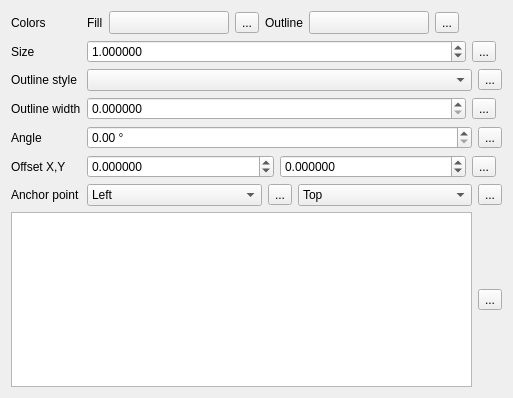
First picture: the form in SWGIS-DLLSrc/SWGIS-Gui/widget_simplemarker.ui, repository LZS1991/SWGIS, before the edit.
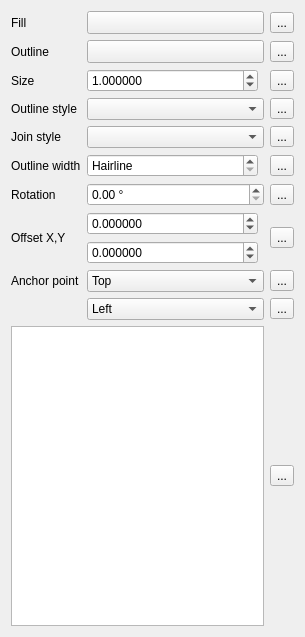
Second picture: the form after the edit. Custom widgets are drawn as their Qt base class.

```diff
--- a/SWGIS-DLLSrc/SWGIS-Gui/widget_simplemarker.ui
+++ b/SWGIS-DLLSrc/SWGIS-Gui/widget_simplemarker.ui
@@ -6,118 +6,96 @@
    <rect>
     <x>0</x>
     <y>0</y>
-    <width>513</width>
-    <height>398</height>
+    <width>305</width>
+    <height>637</height>
    </rect>
   </property>
   <property name="windowTitle">
    <string>Form</string>
   </property>
-  <layout class="QGridLayout" name="gridLayout">
-   <item row="9" column="0">
-    <widget class="QLabel" name="label_5">
+  <layout class="QGridLayout" name="gridLayout_2">
+   <item row="1" column="0">
+    <widget class="QLabel" name="label">
+     <property name="sizePolicy">
+      <sizepolicy hsizetype="Minimum" vsizetype="Preferred">
+       <horstretch>0</horstretch>
+       <verstretch>0</verstretch>
+      </sizepolicy>
+     </property>
      <property name="text">
-      <string>Offset X,Y</string>
+      <string>Outline</string>
      </property>
     </widget>
    </item>
-   <item row="1" column="1">
-    <layout class="QHBoxLayout" name="horizontalLayout_3">
+   <item row="8" column="0">
+    <widget class="QLabel" name="mAnchorPointLabel">
+     <property name="text">
+      <string>Anchor point</string>
+     </property>
+    </widget>
+   </item>
+   <item row="3" column="0">
+    <widget class="QLabel" name="mOutlineStyleLabel">
+     <property name="text">
+      <string>Outline style</string>
+     </property>
+    </widget>
+   </item>
+   <item row="0" column="1">
+    <layout class="QHBoxLayout" name="horizontalLayout_2">
+     <property name="topMargin">
+      <number>0</number>
+     </property>
      <item>
-      <widget class="QgsDoubleSpinBox" name="spinSize">
+      <widget class="QgsColorButtonV2" name="btnChangeColorFill">
        <property name="sizePolicy">
-        <sizepolicy hsizetype="Minimum" vsizetype="Fixed">
-         <horstretch>1</horstretch>
+        <sizepolicy hsizetype="Expanding" vsizetype="Fixed">
+         <horstretch>0</horstretch>
          <verstretch>0</verstretch>
         </sizepolicy>
        </property>
-       <property name="decimals">
-        <number>6</number>
-       </property>
-       <property name="maximum">
-        <double>100000.000000000000000</double>
-       </property>
-       <property name="singleStep">
-        <double>0.200000000000000</double>
-       </property>
-       <property name="value">
-        <double>1.000000000000000</double>
-       </property>
-       <property name="showClearButton">
-        <bool>false</bool>
-       </property>
-      </widget>
-     </item>
-     <item>
-      <widget class="QgsDataDefinedButton" name="mSizeDDBtn">
-       <property name="text">
-        <string>...</string>
-       </property>
-      </widget>
-     </item>
-     <item>
-      <widget class="QgsUnitSelectionWidget" name="mSizeUnitWidget" native="true">
        <property name="minimumSize">
         <size>
-         <width>0</width>
+         <width>120</width>
          <height>0</height>
         </size>
        </property>
-       <property name="focusPolicy">
-        <enum>Qt::StrongFocus</enum>
+       <property name="maximumSize">
+        <size>
+         <width>16777215</width>
+         <height>16777215</height>
+        </size>
        </property>
+       <property name="text">
+        <string/>
+       </property>
       </widget>
      </item>
     </layout>
    </item>
-   <item row="6" column="1">
-    <layout class="QHBoxLayout" name="horizontalLayout_4">
+   <item row="2" column="0">
+    <widget class="QLabel" name="label_3">
+     <property name="text">
+      <string>Size</string>
+     </property>
+    </widget>
+   </item>
+   <item row="4" column="1">
+    <layout class="QHBoxLayout" name="horizontalLayout_7">
      <item>
-      <widget class="QgsDoubleSpinBox" name="mOutlineWidthSpinBox">
-       <property name="sizePolicy">
-        <sizepolicy hsizetype="Minimum" vsizetype="Fixed">
-         <horstretch>1</horstretch>
-         <verstretch>0</verstretch>
-        </sizepolicy>
-       </property>
-       <property name="decimals">
-        <number>6</number>
-       </property>
-       <property name="maximum">
-        <double>999999999.999999046325684</double>
-       </property>
-       <property name="singleStep">
-        <double>0.200000000000000</double>
-       </property>
-       <property name="showClearButton">
-        <bool>false</bool>
-       </property>
-      </widget>
+      <widget class="QgsPenJoinStyleComboBox" name="cboJoinStyle"/>
      </item>
-     <item>
-      <widget class="QgsDataDefinedButton" name="mOutlineWidthDDBtn">
-       <property name="text">
-        <string>...</string>
-       </property>
-      </widget>
-     </item>
-     <item>
-      <widget class="QgsUnitSelectionWidget" name="mOutlineWidthUnitWidget" native="true">
-       <property name="minimumSize">
-        <size>
-         <width>0</width>
-         <height>0</height>
-        </size>
-       </property>
-       <property name="focusPolicy">
-        <enum>Qt::StrongFocus</enum>
-       </property>
-      </widget>
-     </item>
     </layout>
    </item>
-   <item row="10" column="1">
-    <layout class="QHBoxLayout" name="horizontalLayout_5">
+   <item row="6" column="0">
+    <widget class="QLabel" name="label_4">
+     <property name="text">
+      <string>Rotation</string>
+     </property>
+    </widget>
+   </item>
+   <item row="9" column="1">
+    <layout class="QHBoxLayout" name="horizontalLayout_9">
      <item>
       <widget class="QComboBox" name="mHorizontalAnchorComboBox">
        <item>
@@ -137,49 +115,9 @@
        </item>
       </widget>
      </item>
-     <item>
-      <widget class="QgsDataDefinedButton" name="mHorizontalAnchorDDBtn">
-       <property name="text">
-        <string>...</string>
-       </property>
-      </widget>
-     </item>
-     <item>
-      <widget class="QComboBox" name="mVerticalAnchorComboBox">
-       <item>
-        <property name="text">
-         <string>Top</string>
-        </property>
-       </item>
-       <item>
-        <property name="text">
-         <string>VCenter</string>
-        </property>
-       </item>
-       <item>
-        <property name="text">
-         <string>Bottom</string>
-        </property>
-       </item>
-      </widget>
-     </item>
-     <item>
-      <widget class="QgsDataDefinedButton" name="mVerticalAnchorDDBtn">
-       <property name="text">
-        <string>...</string>
-       </property>
-      </widget>
-     </item>
     </layout>
    </item>
-   <item row="0" column="0">
-    <widget class="QLabel" name="label_6">
-     <property name="text">
-      <string>Colors</string>
-     </property>
-    </widget>
-   </item>
-   <item row="8" column="1">
+   <item row="6" column="1">
     <layout class="QHBoxLayout" name="horizontalLayout_6">
      <item>
       <widget class="QgsDoubleSpinBox" name="spinAngle">
@@ -197,222 +135,186 @@
        </property>
       </widget>
      </item>
-     <item>
-      <widget class="QgsDataDefinedButton" name="mAngleDDBtn">
-       <property name="text">
-        <string>...</string>
-       </property>
-      </widget>
-     </item>
     </layout>
    </item>
-   <item row="9" column="1">
-    <layout class="QHBoxLayout" name="horizontalLayout">
-     <item>
-      <widget class="QgsDoubleSpinBox" name="spinOffsetX">
-       <property name="sizePolicy">
-        <sizepolicy hsizetype="Minimum" vsizetype="Fixed">
-         <horstretch>1</horstretch>
-         <verstretch>0</verstretch>
-        </sizepolicy>
-       </property>
-       <property name="decimals">
-        <number>6</number>
-       </property>
-       <property name="minimum">
-        <double>-99999999.989999994635582</double>
-       </property>
-       <property name="maximum">
-        <double>99999999.989999994635582</double>
-       </property>
-       <property name="singleStep">
-        <double>0.200000000000000</double>
-       </property>
-      </widget>
-     </item>
-     <item>
-      <widget class="QgsDoubleSpinBox" name="spinOffsetY">
-       <property name="sizePolicy">
-        <sizepolicy hsizetype="Minimum" vsizetype="Fixed">
-         <horstretch>1</horstretch>
-         <verstretch>0</verstretch>
-        </sizepolicy>
-       </property>
-       <property name="decimals">
-        <number>6</number>
-       </property>
-       <property name="minimum">
-        <double>-99999999.989999994635582</double>
-       </property>
-       <property name="maximum">
-        <double>99999999.989999994635582</double>
-       </property>
-       <property name="singleStep">
-        <double>0.200000000000000</double>
-       </property>
-      </widget>
-     </item>
-     <item>
-      <widget class="QgsDataDefinedButton" name="mOffsetDDBtn">
-       <property name="text">
-        <string>...</string>
-       </property>
-      </widget>
-     </item>
-     <item>
-      <widget class="QgsUnitSelectionWidget" name="mOffsetUnitWidget" native="true">
-       <property name="minimumSize">
-        <size>
-         <width>0</width>
-         <height>0</height>
-        </size>
-       </property>
-       <property name="focusPolicy">
-        <enum>Qt::StrongFocus</enum>
-       </property>
-      </widget>
-     </item>
-    </layout>
+   <item row="4" column="0">
+    <widget class="QLabel" name="label_8">
+     <property name="text">
+      <string>Join style</string>
+     </property>
+     <property name="alignment">
+      <set>Qt::AlignLeading|Qt::AlignLeft|Qt::AlignVCenter</set>
+     </property>
+    </widget>
    </item>
-   <item row="5" column="1">
-    <layout class="QHBoxLayout" name="horizontalLayout_10">
-     <item>
-      <widget class="QgsPenStyleComboBox" name="mOutlineStyleComboBox"/>
-     </item>
-     <item>
-      <widget class="QgsDataDefinedButton" name="mOutlineStyleDDBtn">
-       <property name="text">
-        <string>...</string>
-       </property>
-      </widget>
-     </item>
-    </layout>
-   </item>
-   <item row="10" column="0">
-    <widget class="QLabel" name="mAnchorPointLabel">
+   <item row="0" column="0">
+    <widget class="QLabel" name="label_2">
+     <property name="sizePolicy">
+      <sizepolicy hsizetype="Minimum" vsizetype="Preferred">
+       <horstretch>0</horstretch>
+       <verstretch>0</verstretch>
+      </sizepolicy>
+     </property>
      <property name="text">
-      <string>Anchor point</string>
+      <string>Fill</string>
      </property>
     </widget>
    </item>
-   <item row="6" column="0">
+   <item row="5" column="0">
     <widget class="QLabel" name="mOutlineWidthLabel">
      <property name="text">
       <string>Outline width</string>
      </property>
     </widget>
    </item>
-   <item row="8" column="0">
-    <widget class="QLabel" name="label_4">
+   <item row="6" column="2">
+    <widget class="QgsDataDefinedButton" name="mAngleDDBtn">
      <property name="text">
-      <string>Angle</string>
+      <string>...</string>
      </property>
     </widget>
    </item>
-   <item row="1" column="0">
-    <widget class="QLabel" name="label_3">
+   <item row="2" column="2">
+    <widget class="QgsDataDefinedButton" name="mSizeDDBtn">
      <property name="text">
-      <string>Size</string>
+      <string>...</string>
      </property>
     </widget>
    </item>
-   <item row="5" column="0">
-    <widget class="QLabel" name="mOutlineStyleLabel">
-     <property name="text">
-      <string>Outline style</string>
-     </property>
-    </widget>
-   </item>
-   <item row="0" column="1">
-    <layout class="QHBoxLayout" name="horizontalLayout_2">
+   <item row="7" column="1">
+    <layout class="QHBoxLayout" name="horizontalLayout_11">
      <item>
-      <widget class="QLabel" name="label_2">
-       <property name="text">
-        <string>Fill</string>
+      <layout class="QVBoxLayout" name="verticalLayout_2">
+       <property name="topMargin">
+        <number>0</number>
        </property>
-      </widget>
+       <item>
+        <widget class="QgsDoubleSpinBox" name="spinOffsetX">
+         <property name="sizePolicy">
+          <sizepolicy hsizetype="Expanding" vsizetype="Fixed">
+           <horstretch>1</horstretch>
+           <verstretch>0</verstretch>
+          </sizepolicy>
+         </property>
+         <property name="decimals">
+          <number>6</number>
+         </property>
+         <property name="minimum">
+          <double>-99999999.989999994635582</double>
+         </property>
+         <property name="maximum">
+          <double>99999999.989999994635582</double>
+         </property>
+         <property name="singleStep">
+          <double>0.200000000000000</double>
+         </property>
+        </widget>
+       </item>
+       <item>
+        <widget class="QgsDoubleSpinBox" name="spinOffsetY">
+         <property name="sizePolicy">
+          <sizepolicy hsizetype="Minimum" vsizetype="Fixed">
+           <horstretch>1</horstretch>
+           <verstretch>0</verstretch>
+          </sizepolicy>
+         </property>
+         <property name="decimals">
+          <number>6</number>
+         </property>
+         <property name="minimum">
+          <double>-99999999.989999994635582</double>
+         </property>
+         <property name="maximum">
+          <double>99999999.989999994635582</double>
+         </property>
+         <property name="singleStep">
+          <double>0.200000000000000</double>
+         </property>
+        </widget>
+       </item>
+      </layout>
      </item>
      <item>
-      <widget class="QgsColorButtonV2" name="btnChangeColorFill">
+      <widget class="QgsUnitSelectionWidget" name="mOffsetUnitWidget" native="true">
        <property name="minimumSize">
         <size>
-         <width>120</width>
+         <width>0</width>
          <height>0</height>
         </size>
        </property>
-       <property name="maximumSize">
-        <size>
-         <width>120</width>
-         <height>16777215</height>
-        </size>
+       <property name="focusPolicy">
+        <enum>Qt::StrongFocus</enum>
        </property>
-       <property name="text">
-        <string/>
-       </property>
       </widget>
      </item>
+    </layout>
+   </item>
+   <item row="2" column="1">
+    <layout class="QHBoxLayout" name="horizontalLayout_3">
      <item>
-      <widget class="QgsDataDefinedButton" name="mFillColorDDBtn">
-       <property name="text">
-        <string>...</string>
-       </property>
-      </widget>
-     </item>
-     <item>
-      <widget class="QLabel" name="label">
+      <widget class="QgsDoubleSpinBox" name="spinSize">
        <property name="sizePolicy">
-        <sizepolicy hsizetype="Maximum" vsizetype="Preferred">
-         <horstretch>0</horstretch>
+        <sizepolicy hsizetype="Expanding" vsizetype="Fixed">
+         <horstretch>1</horstretch>
          <verstretch>0</verstretch>
         </sizepolicy>
        </property>
-       <property name="text">
-        <string>Outline</string>
+       <property name="decimals">
+        <number>6</number>
+       </property>
+       <property name="maximum">
+        <double>100000.000000000000000</double>
+       </property>
+       <property name="singleStep">
+        <double>0.200000000000000</double>
+       </property>
+       <property name="value">
+        <double>1.000000000000000</double>
+       </property>
+       <property name="showClearButton" stdset="0">
+        <bool>false</bool>
        </property>
       </widget>
      </item>
      <item>
-      <widget class="QgsColorButtonV2" name="btnChangeColorBorder">
+      <widget class="QgsUnitSelectionWidget" name="mSizeUnitWidget" native="true">
        <property name="minimumSize">
         <size>
-         <width>120</width>
-         <height>0</height>
-        </size>
-       </property>
-       <property name="maximumSize">
-        <size>
-         <width>120</width>
-         <height>16777215</height>
-        </size>
-       </property>
-       <property name="text">
-        <string/>
-       </property>
-      </widget>
-     </item>
-     <item>
-      <widget class="QgsDataDefinedButton" name="mBorderColorDDBtn">
-       <property name="text">
-        <string>...</string>
-       </property>
-      </widget>
-     </item>
-     <item>
-      <spacer name="horizontalSpacer">
-       <property name="orientation">
-        <enum>Qt::Horizontal</enum>
-       </property>
-       <property name="sizeHint" stdset="0">
-        <size>
          <width>0</width>
-         <height>20</height>
+         <height>0</height>
         </size>
        </property>
-      </spacer>
+       <property name="focusPolicy">
+        <enum>Qt::StrongFocus</enum>
+       </property>
+      </widget>
      </item>
     </layout>
    </item>
-   <item row="11" column="0" colspan="2">
+   <item row="8" column="1">
+    <layout class="QHBoxLayout" name="horizontalLayout_5">
+     <item>
+      <widget class="QComboBox" name="mVerticalAnchorComboBox">
+       <item>
+        <property name="text">
+         <string>Top</string>
+        </property>
+       </item>
+       <item>
+        <property name="text">
+         <string>VCenter</string>
+        </property>
+       </item>
+       <item>
+        <property name="text">
+         <string>Bottom</string>
+        </property>
+       </item>
+      </widget>
+     </item>
+    </layout>
+   </item>
+   <item row="10" column="0" colspan="2">
     <layout class="QHBoxLayout" name="horizontalLayout_8">
      <item>
       <widget class="QListWidget" name="lstNames">
@@ -457,15 +359,163 @@
        </property>
       </widget>
      </item>
+    </layout>
+   </item>
+   <item row="3" column="1">
+    <layout class="QHBoxLayout" name="horizontalLayout_10">
      <item>
-      <widget class="QgsDataDefinedButton" name="mNameDDBtn">
+      <widget class="QgsPenStyleComboBox" name="mOutlineStyleComboBox"/>
+     </item>
+    </layout>
+   </item>
+   <item row="4" column="2">
+    <widget class="QgsDataDefinedButton" name="mJoinStyleDDBtn">
+     <property name="text">
+      <string>...</string>
+     </property>
+    </widget>
+   </item>
+   <item row="3" column="2">
+    <widget class="QgsDataDefinedButton" name="mOutlineStyleDDBtn">
+     <property name="text">
+      <string>...</string>
+     </property>
+    </widget>
+   </item>
+   <item row="5" column="1">
+    <layout class="QGridLayout" name="gridLayout">
+     <item row="0" column="0" rowspan="2" colspan="2">
+      <layout class="QHBoxLayout" name="horizontalLayout_4">
+       <item>
+        <widget class="QgsDoubleSpinBox" name="mOutlineWidthSpinBox">
+         <property name="sizePolicy">
+          <sizepolicy hsizetype="Minimum" vsizetype="Fixed">
+           <horstretch>1</horstretch>
+           <verstretch>0</verstretch>
+          </sizepolicy>
+         </property>
+         <property name="specialValueText">
+          <string>Hairline</string>
+         </property>
+         <property name="decimals">
+          <number>6</number>
+         </property>
+         <property name="maximum">
+          <double>999999999.999999046325684</double>
+         </property>
+         <property name="singleStep">
+          <double>0.200000000000000</double>
+         </property>
+         <property name="showClearButton" stdset="0">
+          <bool>true</bool>
+         </property>
+        </widget>
+       </item>
+       <item>
+        <widget class="QgsUnitSelectionWidget" name="mOutlineWidthUnitWidget" native="true">
+         <property name="minimumSize">
+          <size>
+           <width>0</width>
+           <height>0</height>
+          </size>
+         </property>
+         <property name="focusPolicy">
+          <enum>Qt::StrongFocus</enum>
+         </property>
+        </widget>
+       </item>
+      </layout>
+     </item>
+    </layout>
+   </item>
+   <item row="7" column="0">
+    <widget class="QLabel" name="label_5">
+     <property name="text">
+      <string>Offset X,Y</string>
+     </property>
+    </widget>
+   </item>
+   <item row="5" column="2">
+    <widget class="QgsDataDefinedButton" name="mOutlineWidthDDBtn">
+     <property name="text">
+      <string>...</string>
+     </property>
+    </widget>
+   </item>
+   <item row="8" column="2">
+    <widget class="QgsDataDefinedButton" name="mVerticalAnchorDDBtn">
+     <property name="text">
+      <string>...</string>
+     </property>
+    </widget>
+   </item>
+   <item row="9" column="2">
+    <widget class="QgsDataDefinedButton" name="mHorizontalAnchorDDBtn">
+     <property name="text">
+      <string>...</string>
+     </property>
+    </widget>
+   </item>
+   <item row="10" column="2">
+    <widget class="QgsDataDefinedButton" name="mNameDDBtn">
+     <property name="text">
+      <string>...</string>
+     </property>
+    </widget>
+   </item>
+   <item row="7" column="2">
+    <widget class="QgsDataDefinedButton" name="mOffsetDDBtn">
+     <property name="text">
+      <string>...</string>
+     </property>
+    </widget>
+   </item>
+   <item row="1" column="1">
+    <layout class="QHBoxLayout" name="horizontalLayout">
+     <property name="topMargin">
+      <number>0</number>
+     </property>
+     <item>
+      <widget class="QgsColorButtonV2" name="btnChangeColorBorder">
+       <property name="sizePolicy">
+        <sizepolicy hsizetype="Expanding" vsizetype="Fixed">
+         <horstretch>0</horstretch>
+         <verstretch>0</verstretch>
+        </sizepolicy>
+       </property>
+       <property name="minimumSize">
+        <size>
+         <width>120</width>
+         <height>0</height>
+        </size>
+       </property>
+       <property name="maximumSize">
+        <size>
+         <width>16777215</width>
+         <height>16777215</height>
+        </size>
+       </property>
        <property name="text">
-        <string>...</string>
+        <string/>
        </property>
       </widget>
      </item>
     </layout>
    </item>
+   <item row="1" column="2">
+    <widget class="QgsDataDefinedButton" name="mBorderColorDDBtn">
+     <property name="text">
+      <string>...</string>
+     </property>
+    </widget>
+   </item>
+   <item row="0" column="2">
+    <widget class="QgsDataDefinedButton" name="mFillColorDDBtn">
+     <property name="text">
+      <string>...</string>
+     </property>
+    </widget>
+   </item>
   </layout>
  </widget>
  <customwidgets>
@@ -491,6 +541,11 @@
    <header>qgsunitselectionwidget.h</header>
    <container>1</container>
   </customwidget>
+  <customwidget>
+   <class>QgsPenJoinStyleComboBox</class>
+   <extends>QComboBox</extends>
+   <header>qgspenstylecombobox.h</header>
+  </customwidget>
   <customwidget>
    <class>QgsPenStyleComboBox</class>
    <extends>QComboBox</extends>
```
Left out of the diff: 19 changed lines with no effect on the pictures.
